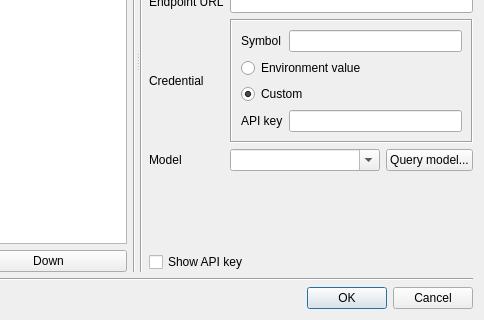
First picture: the form in src/SelectAiModelDialog.ui, repository soramimi/Guitar, before the edit; both pictures show x 205 to 689 and y 161 to 481 of the 689 by 481 pixel window.
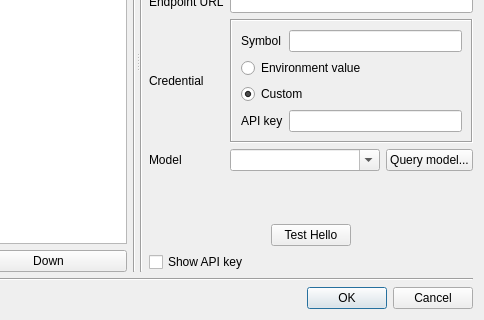
Second picture: the form after the edit.

Commit message: Add QueryAiModelDialog for selecting AI model from query results. Update SelectAiModelDialog to use QueryAiModelDialog and add Test Hello button.

```diff
--- a/src/SelectAiModelDialog.ui
+++ b/src/SelectAiModelDialog.ui
@@ -307,6 +307,43 @@
            </property>
           </spacer>
          </item>
+         <item>
+          <layout class="QHBoxLayout" name="horizontalLayout_7">
+           <item>
+            <spacer name="horizontalSpacer_3">
+             <property name="orientation">
+              <enum>Qt::Orientation::Horizontal</enum>
+             </property>
+             <property name="sizeHint" stdset="0">
+              <size>
+               <width>40</width>
+               <height>20</height>
+              </size>
+             </property>
+            </spacer>
+           </item>
+           <item>
+            <widget class="QPushButton" name="pushButton_test_hello">
+             <property name="text">
+              <string>Test Hello</string>
+             </property>
+            </widget>
+           </item>
+           <item>
+            <spacer name="horizontalSpacer_4">
+             <property name="orientation">
+              <enum>Qt::Orientation::Horizontal</enum>
+             </property>
+             <property name="sizeHint" stdset="0">
+              <size>
+               <width>40</width>
+               <height>20</height>
+              </size>
+             </property>
+            </spacer>
+           </item>
+          </layout>
+         </item>
          <item>
           <widget class="QCheckBox" name="checkBox_show_api_key">
            <property name="text">
```
Left out of the diff: 1 changed line with no effect on the pictures. The commit also changes 8 other files.
